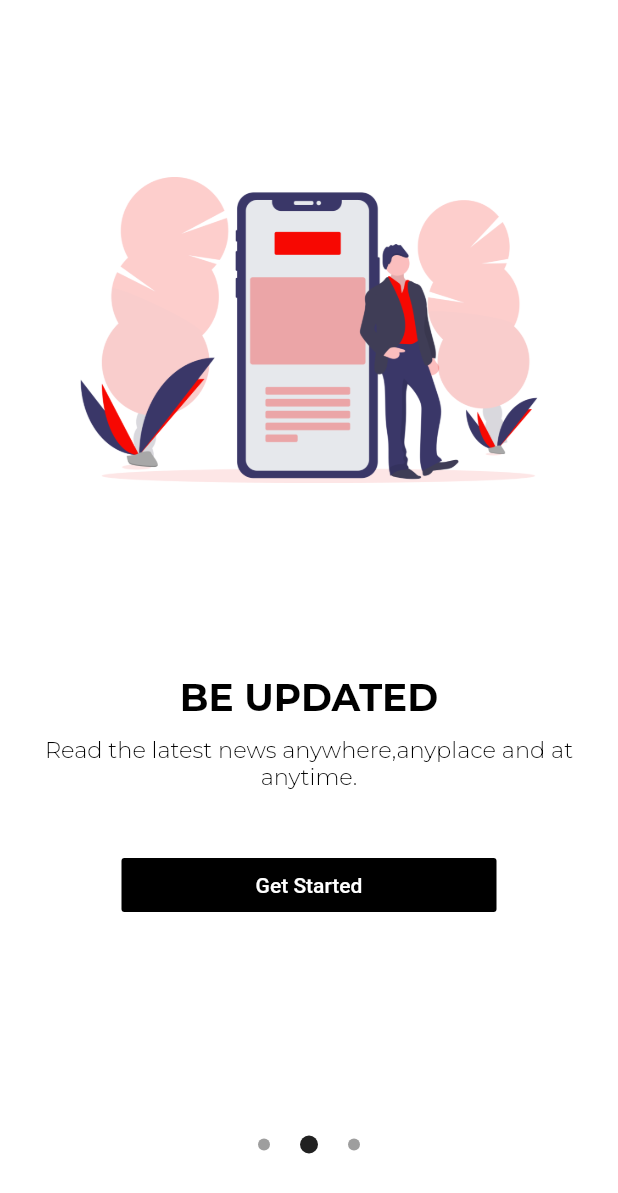
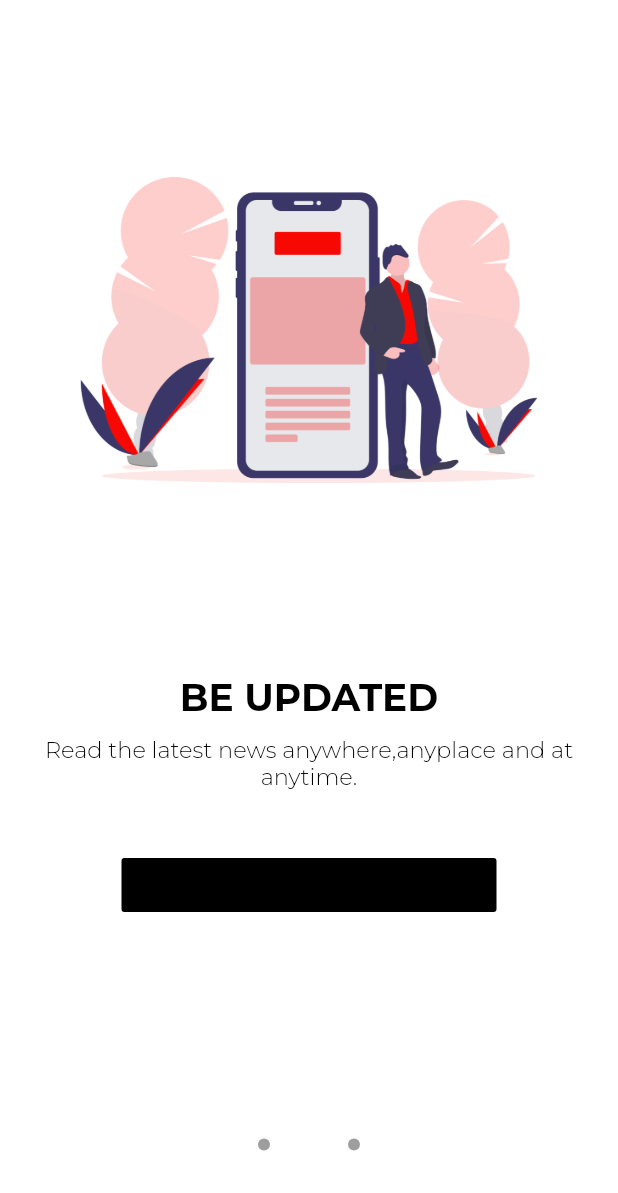
Before and after one commit to kutigbolahan/TOP-News, a Flutter app: the screen it shows after launch, swiped to page 2, on a phone screen of 412 x 824 dp. Shown: the top 1193 px of the screen. Run offline on Flutter 3.47's test engine with Material 2 defaults, Android fonts, the phone set to English and light mode, and no system bars; our stand-ins replace built_collection, built_value, cached_network_image, flutter_spinkit, google_fonts; generated files the repository leaves out were written again.

Commit message:
Changes to be committed:

```diff
--- a/lib/main.dart
+++ b/lib/main.dart
@@ -29,13 +29,22 @@ class MyApp extends StatelessWidget {
 }
 
 class MaterialAppWithTheme extends StatelessWidget {
+   static const primaryColor = Colors.white;
   @override
   Widget build(BuildContext context) {
 
     return MaterialApp(
        debugShowCheckedModeBanner: false,
         home: SplashScreen(),
-        theme:ThemeData.dark()
-    );
+        theme: ThemeData(
+          primaryColor: primaryColor,
+          scaffoldBackgroundColor: primaryColor,
+          canvasColor: Colors.black,
+          textTheme: Theme.of(context).textTheme.copyWith(
+              caption: TextStyle(color: Colors.white54),
+
+          // primaryColor: Color(0xffde03),
+          ),
+        ));
   }
 }
--- a/pubspec.yaml
+++ b/pubspec.yaml
@@ -30,11 +30,11 @@ dependencies:
   intl: ^0.16.0
   provider: ^4.0.4
   google_fonts: ^0.3.9
-  day_night_switch:
+
   shared_preferences:
   cached_network_image:
   flutter_spinkit: ^4.1.2+1
-
+  moor_flutter: ^2.1.1
 
 
 
@@ -45,6 +45,7 @@ dev_dependencies:
   build_runner: ^1.0.0
   built_value_generator: ^7.0.0
   json_serializable: ^3.2.5
+  moor_generator: ^2.4.0
 
 
 # For information on the generic Dart part of this file, see the
```
Also changed, not shown: lib/views/sports.dart (+4 -4 lines), lib/model/favourites.dart (added).
